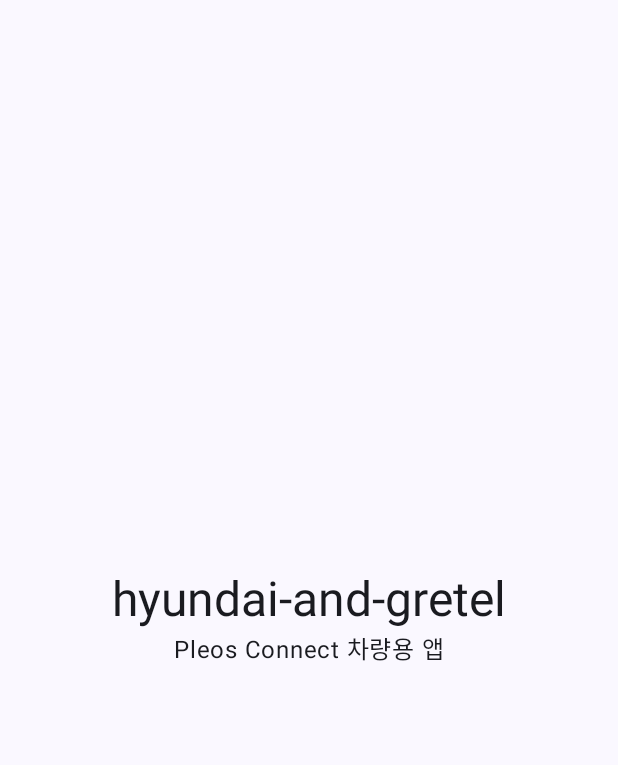
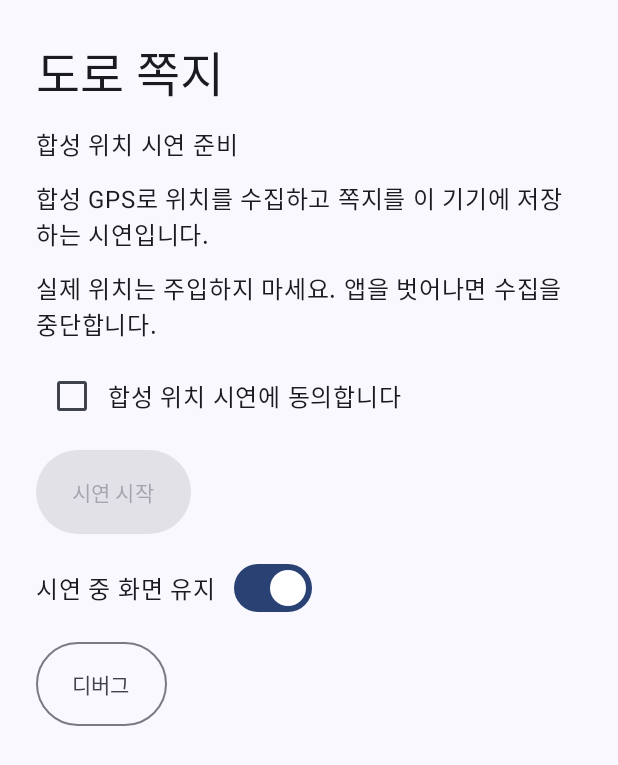
Before and after one commit to jin-kim-240204/hyundai-and-gretel, an Android app built with Jetpack Compose: the screen it shows after launch (MainActivity), on a phone screen of 412 x 824 dp. Shown: the top 765 px of the screen. Run offline under Robolectric (Android 15) with nearby library versions, the phone set to English and light mode, and no system bars; our stand-ins replace Room's generated code; libraries missing offline, so code that uses them is left out: ai.pleos.playground, com.uber.h3core.

Commit message:
feat(ui): MVVM 쪽지 화면과 디버그 패널 및 화면 유지 설정 추가

```diff
--- /dev/null
+++ b/app/src/debug/java/com/jinkim/hyundaiAndGretel/ui/notes/DebugPanel.kt
@@ -0,0 +1,41 @@
+package com.jinkim.hyundaiAndGretel.ui.notes
+
+import androidx.compose.foundation.layout.*
+import androidx.compose.material3.*
+import androidx.compose.runtime.*
+import androidx.compose.ui.Modifier
+import androidx.compose.ui.unit.dp
+import com.jinkim.hyundaiAndGretel.demo.DemoState
+import com.jinkim.hyundaiAndGretel.notes.Actor
+
+@Composable
+fun DebugPanel(state: DemoState, onActor: (Actor) -> Unit, onReset: () -> Unit, onReport: (String) -> Unit) {
+    var open by remember { mutableStateOf(false) }
+    var confirmReset by remember { mutableStateOf(false) }
+    OutlinedButton(onClick = { open = !open }, modifier = Modifier.heightIn(min = 56.dp)) { Text(if (open) "디버그 닫기" else "디버그") }
+    if (open) {
+        Card(Modifier.fillMaxWidth()) {
+            Column(Modifier.padding(16.dp), verticalArrangement = Arrangement.spacedBy(8.dp)) {
+                Text("시연 도구 · 합성 위치만 사용")
+                Row(horizontalArrangement = Arrangement.spacedBy(12.dp)) {
+                    Actor.entries.forEach { actor ->
+                        Button(onClick = { onActor(actor) }, enabled = actor != state.actor) { Text("사용자 ${actor.name}") }
+                    }
+                }
+                Text("버퍼 ${state.bufferSeconds}초 · 주변 쪽지 ${state.noteCount} · 후보 ${state.candidateCount}")
+                Text("접근 등록 ${state.registeredCount} · 초과 ${state.overflowCount} · 최근 ${state.lastEvent}")
+                state.nearbyNotes.take(5).forEach { note ->
+                    Text("쪽지 위치 ${note.progressMeters.toInt()}m · 수신 ${note.offsetMillis / 1000}초 전 기준")
+                }
+                Text("H3 res9: ${state.h3Cell}")
+                state.location?.let { Text("좌표 ${it.latitude}, ${it.longitude} · 경로 ${it.progressMeters.toInt()}m") }
+                Button(onClick = { onReport("도로에 구덩이가 있어요") }, enabled = state.canReport) { Text("구덩이 테스트 제보") }
+                OutlinedButton(onClick = { confirmReset = true }) { Text("테스트 데이터 초기화") }
+            }
+        }
+    }
+    if (confirmReset) AlertDialog(onDismissRequest = { confirmReset = false },
+        title = { Text("시연 데이터를 삭제할까요?") }, text = { Text("쪽지와 수신 이력을 삭제하고 위치 기록을 비웁니다.") },
+        confirmButton = { TextButton(onClick = { confirmReset = false; onReset() }) { Text("초기화") } },
+        dismissButton = { TextButton(onClick = { confirmReset = false }) { Text("취소") } })
+}
--- a/app/src/main/java/com/jinkim/hyundaiAndGretel/MainActivity.kt
+++ b/app/src/main/java/com/jinkim/hyundaiAndGretel/MainActivity.kt
@@ -1,44 +1,54 @@
 package com.jinkim.hyundaiAndGretel
 
+import android.content.pm.PackageManager
 import android.os.Bundle
+import android.view.WindowManager
 import androidx.activity.ComponentActivity
 import androidx.activity.compose.setContent
-import androidx.compose.foundation.layout.Arrangement
-import androidx.compose.foundation.layout.Column
-import androidx.compose.foundation.layout.fillMaxSize
-import androidx.compose.material3.MaterialTheme
-import androidx.compose.material3.Surface
-import androidx.compose.material3.Text
-import androidx.compose.runtime.Composable
-import androidx.compose.ui.Alignment
-import androidx.compose.ui.Modifier
-import androidx.compose.ui.tooling.preview.Preview
+import androidx.activity.result.contract.ActivityResultContracts
+import androidx.lifecycle.ViewModel
+import androidx.lifecycle.ViewModelProvider
+import androidx.lifecycle.lifecycleScope
+import com.jinkim.hyundaiAndGretel.ui.notes.NotesScreen
+import com.jinkim.hyundaiAndGretel.ui.notes.NotesViewModel
 import com.jinkim.hyundaiAndGretel.ui.theme.HyundaiAndGretelTheme
+import kotlinx.coroutines.launch
 
 class MainActivity : ComponentActivity() {
+    private val controller get() = (application as RoadNoteApplication).controller
+    private val permission = registerForActivityResult(ActivityResultContracts.RequestPermission()) { granted ->
+        if (granted) controller.start() else controller.stop("위치 권한이 필요합니다")
+    }
     override fun onCreate(savedInstanceState: Bundle?) {
         super.onCreate(savedInstanceState)
-        setContent {
-            HyundaiAndGretelTheme { HyundaiAndGretelScreen() }
+        val model = ViewModelProvider(this, object : ViewModelProvider.Factory {
+            override fun <T : ViewModel> create(modelClass: Class<T>): T {
+                require(modelClass == NotesViewModel::class.java)
+                @Suppress("UNCHECKED_CAST")
+                return NotesViewModel(controller) as T
+            }
+        })[NotesViewModel::class.java]
+        lifecycleScope.launch {
+            controller.state.collect { state ->
+                if (state.running && state.keepScreenOn && lifecycle.currentState.isAtLeast(androidx.lifecycle.Lifecycle.State.STARTED))
+                    window.addFlags(WindowManager.LayoutParams.FLAG_KEEP_SCREEN_ON)
+                else window.clearFlags(WindowManager.LayoutParams.FLAG_KEEP_SCREEN_ON)
+            }
         }
+        setContent { HyundaiAndGretelTheme { NotesScreen(model) {
+            if (checkSelfPermission("pleos.car.permission.FUSED_LOCATION") == PackageManager.PERMISSION_GRANTED) model.start()
+            else permission.launch("pleos.car.permission.FUSED_LOCATION")
+        } } }
+    }
+    override fun onStart() {
+        super.onStart()
+        if (checkSelfPermission("pleos.car.permission.FUSED_LOCATION") != PackageManager.PERMISSION_GRANTED && controller.state.value.running)
+            controller.stop("위치 권한이 필요합니다")
+        if (controller.state.value.running && controller.state.value.keepScreenOn) window.addFlags(WindowManager.LayoutParams.FLAG_KEEP_SCREEN_ON)
+    }
+    override fun onStop() {
+        if (!isChangingConfigurations) controller.stop("앱 비가시: 위치 수집 중지")
+        window.clearFlags(WindowManager.LayoutParams.FLAG_KEEP_SCREEN_ON)
+        super.onStop()
     }
 }
-
-@Composable
-private fun HyundaiAndGretelScreen() {
-    Surface(modifier = Modifier.fillMaxSize(), color = MaterialTheme.colorScheme.background) {
-        Column(
-            verticalArrangement = Arrangement.Center,
-            horizontalAlignment = Alignment.CenterHorizontally,
-        ) {
-            Text("hyundai-and-gretel", style = MaterialTheme.typography.headlineLarge)
-            Text("Pleos Connect 차량용 앱")
-        }
-    }
-}
-
-@Preview(showBackground = true, widthDp = 1280, heightDp = 720)
-@Composable
-private fun HyundaiAndGretelPreview() {
-    HyundaiAndGretelTheme { HyundaiAndGretelScreen() }
-}
--- /dev/null
+++ b/app/src/main/java/com/jinkim/hyundaiAndGretel/ui/notes/NotesScreen.kt
@@ -0,0 +1,70 @@
+package com.jinkim.hyundaiAndGretel.ui.notes
+
+import androidx.compose.foundation.Canvas
+import androidx.compose.foundation.layout.*
+import androidx.compose.foundation.rememberScrollState
+import androidx.compose.foundation.verticalScroll
+import androidx.compose.material3.*
+import androidx.compose.runtime.*
+import androidx.compose.ui.Modifier
+import androidx.compose.ui.geometry.Offset
+import androidx.compose.ui.graphics.Color
+import androidx.compose.ui.unit.dp
+import androidx.lifecycle.compose.collectAsStateWithLifecycle
+import com.jinkim.hyundaiAndGretel.notes.DemoRoute
+
+@Composable
+fun NotesScreen(model: NotesViewModel, onStart: () -> Unit) {
+    val state by model.state.collectAsStateWithLifecycle()
+    var consent by remember { mutableStateOf(false) }
+    Surface(Modifier.fillMaxSize()) {
+        Column(Modifier.safeDrawingPadding().padding(24.dp).verticalScroll(rememberScrollState()),
+            verticalArrangement = Arrangement.spacedBy(12.dp)) {
+            Text("도로 쪽지", style = MaterialTheme.typography.headlineLarge)
+            Text(state.status)
+            if (!state.running) {
+                Text("합성 GPS로 위치를 수집하고 쪽지를 이 기기에 저장하는 시연입니다.")
+                Text("실제 위치는 주입하지 마세요. 앱을 벗어나면 수집을 중단합니다.")
+                Row {
+                    Checkbox(consent, { consent = it })
+                    Text("합성 위치 시연에 동의합니다", Modifier.padding(top = 12.dp))
+                }
+                Button(onClick = onStart, enabled = consent, modifier = Modifier.heightIn(min = 56.dp)) { Text("시연 시작") }
+            } else {
+                Text("사용자 ${state.actor.name} · 위치 기록 ${state.bufferSeconds}초")
+                Text(if (state.canReport) "제보 준비 완료" else "위치 수집 중 · 제보는 약30초 이력 필요")
+                Button(onClick = model::stop, modifier = Modifier.heightIn(min = 56.dp)) { Text("시연 중지") }
+            }
+            Row(horizontalArrangement = Arrangement.spacedBy(12.dp)) {
+                Text("시연 중 화면 유지", Modifier.padding(top = 12.dp))
+                Switch(state.keepScreenOn, model::keepScreenOn)
+            }
+            val location = state.location
+            if (location != null) {
+                val markers = state.nearbyNotes.filter { it.expiresAt > System.currentTimeMillis() }.map { it.progressMeters }
+                val start = location.progressMeters - 400
+                Canvas(Modifier.fillMaxWidth().height(100.dp)) {
+                    drawLine(Color.DarkGray, Offset(0f,size.height/2), Offset(size.width,size.height/2),8f)
+                    markers.forEach { progress ->
+                        val x = ((progress-start)/800 * size.width).toFloat()
+                        if (x in 0f..size.width) drawCircle(Color(0xFFB42318), 12f, Offset(x,size.height/2))
+                    }
+                    drawCircle(Color(0xFF175CD3), 14f, Offset(size.width/2,size.height/2))
+                }
+                Text("파랑: 현재 위치 · 빨강: 심어진 쪽지 · 시연 경로 ${DemoRoute.ID}")
+            }
+            if (state.lastResult.isNotEmpty()) Text(state.lastResult)
+            val item = state.inbox.firstOrNull()
+            if (item != null) {
+                Card(Modifier.fillMaxWidth()) {
+                    Column(Modifier.padding(20.dp)) {
+                        Text(if (item.note.category.name == "WARNING") "도로 경고" else "도로 안내", style = MaterialTheme.typography.titleLarge)
+                        Text(item.note.content, style = MaterialTheme.typography.headlineSmall)
+                    }
+                }
+                LaunchedEffect(item.note.id, state.actor) { model.displayed(item.note.id) }
+            }
+            DebugPanel(state, model::actor, model::reset, model::report)
+        }
+    }
+}
```
Also changed, not shown: app/src/main/java/com/jinkim/hyundaiAndGretel/ui/notes/NotesViewModel.kt (added, +22 -0 lines), 2 other files.
